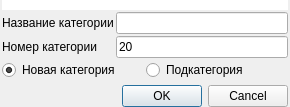
The window that ui/templates ui/tree_table/add_tree_item.ui (Meller008/kara) describes before a commit, drawn with Qt 5.
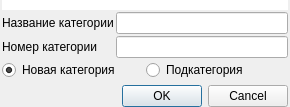
The same window after the commit.

The edit to the form file:
```diff
--- a/ui/templates ui/tree_table/add_tree_item.ui
+++ b/ui/templates ui/tree_table/add_tree_item.ui
@@ -106,7 +106,7 @@
    <item row="2" column="1">
     <widget class="QLineEdit" name="le_position">
      <property name="text">
-      <string>20</string>
+      <string/>
      </property>
     </widget>
    </item>
```
